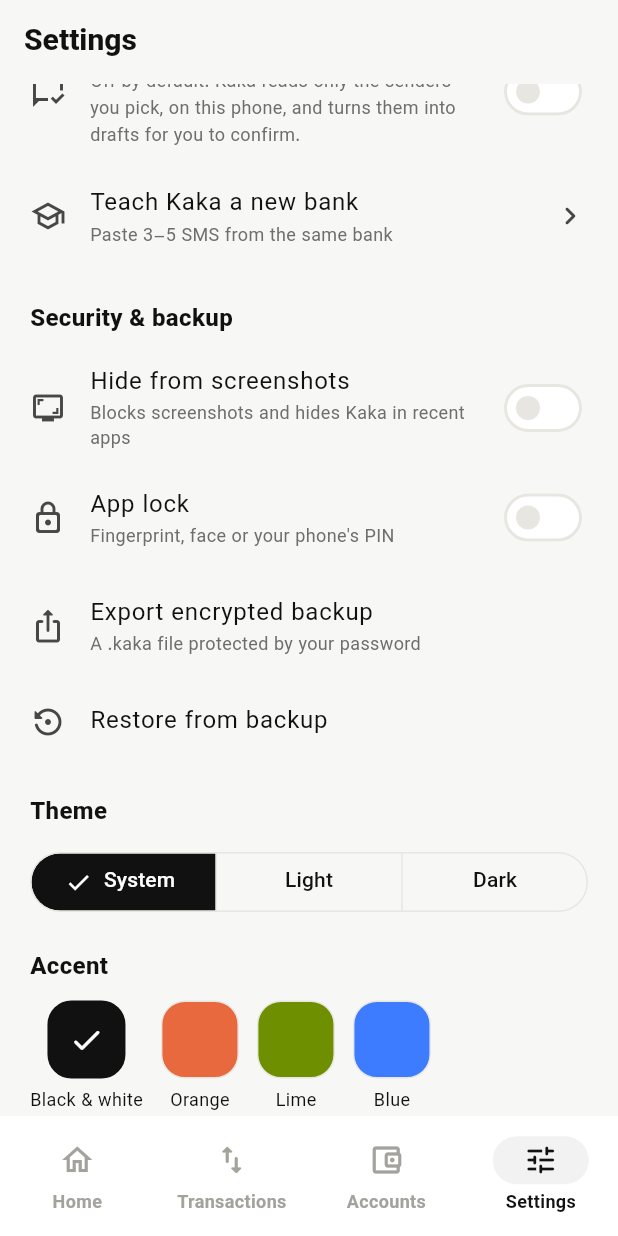
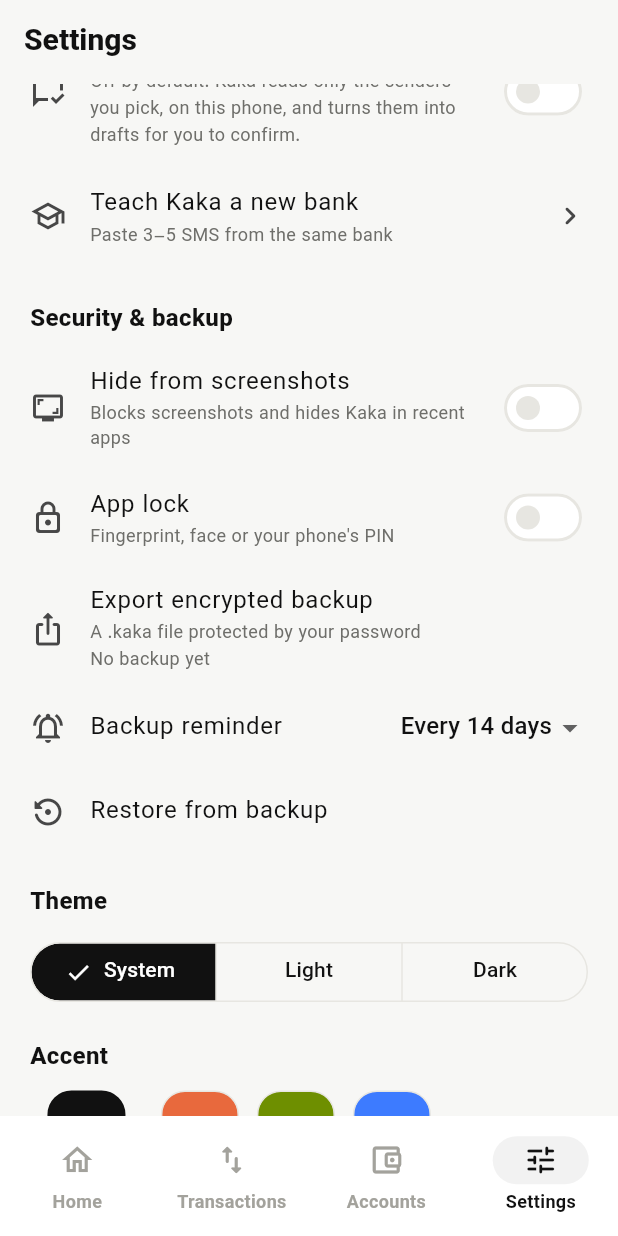
Before and after one commit to vahid75hj/kaka-app, a Flutter app: the SettingsScreen screen opened by its route, scrolled down 576 dp, on a phone screen of 412 x 824 dp. Run offline on Flutter 3.47's test engine with Material 3 defaults, Android fonts, the phone set to English and light mode, and no system bars; our stand-ins replace drift, file_picker, flutter_riverpod, flutter_secure_storage, go_router, local_auth and 2 more; missing offline and left inert: cryptography, sqlite3; accounts and stored records are empty; generated files the repository leaves out were written again.

Commit message:
feat(backup): reminder card on home (configurable, snooze), last backup date in settings

```diff
--- a/apps/kaka_mobile/lib/features/settings/settings_screen.dart
+++ b/apps/kaka_mobile/lib/features/settings/settings_screen.dart
@@ -24,6 +24,7 @@
     final l = context.l10n;
     final c = KakaColors.of(context);
     final s = ref.watch(settingsProvider);
+    final f = ref.watch(formatProvider);
     void update(AppSettings Function(AppSettings) f) => ref.read(settingsProvider.notifier).update(f);
 
     return Scaffold(
@@ -154,8 +155,25 @@
             contentPadding: EdgeInsets.zero,
             leading: const Icon(Icons.ios_share_rounded),
             title: Text(l.backupExport),
-            subtitle: Text(l.backupExportHint, style: TextStyle(color: c.textMuted, fontSize: 12)),
+            subtitle: Text(
+              '${l.backupExportHint}\n${s.lastBackupAt == null ? l.neverBackedUp : l.lastBackup(f.date(s.lastBackupAt!))}',
+              style: TextStyle(color: c.textMuted, fontSize: 12, height: 1.5),
+            ),
             onTap: () => exportBackup(context, ref),
+          ),
+          ListTile(
+            contentPadding: EdgeInsets.zero,
+            leading: const Icon(Icons.notifications_active_outlined),
+            title: Text(l.backupReminder),
+            trailing: DropdownButton<int>(
+              value: const [0, 7, 14, 30].contains(s.backupReminderDays) ? s.backupReminderDays : 14,
+              underline: const SizedBox.shrink(),
+              items: [
+                for (final d in const [0, 7, 14, 30])
+                  DropdownMenuItem(value: d, child: Text(d == 0 ? l.backupReminderOff : f.digits(l.everyNDays('$d')))),
+              ],
+              onChanged: (d) => update((s) => s.copyWith(backupReminderDays: d)),
+            ),
           ),
           ListTile(
             contentPadding: EdgeInsets.zero,
--- a/apps/kaka_mobile/lib/l10n/app_en.arb
+++ b/apps/kaka_mobile/lib/l10n/app_en.arb
@@ -342,5 +342,24 @@
     }
   },
   "smsBackgroundTitle": "Also when Kaka is closed",
-  "smsBackgroundBody": "Bank SMS from linked senders become drafts in the background, and you get a notification. Nothing is recorded until you confirm."
+  "smsBackgroundBody": "Bank SMS from linked senders become drafts in the background, and you get a notification. Nothing is recorded until you confirm.",
+  "backupDueTitle": "Time for a backup",
+  "backupDueBody": "Kaka keeps everything only on this phone. Save an encrypted backup somewhere safe.",
+  "backupNow": "Back up now",
+  "later": "Later",
+  "backupReminder": "Backup reminder",
+  "backupReminderOff": "Off",
+  "everyNDays": "Every {days} days",
+  "@everyNDays": {
+    "placeholders": {
+      "days": {}
+    }
+  },
+  "lastBackup": "Last backup: {date}",
+  "@lastBackup": {
+    "placeholders": {
+      "date": {}
+    }
+  },
+  "neverBackedUp": "No backup yet"
 }
--- a/apps/kaka_mobile/lib/l10n/gen/app_localizations.dart
+++ b/apps/kaka_mobile/lib/l10n/gen/app_localizations.dart
@@ -1579,6 +1579,60 @@
   /// In en, this message translates to:
   /// **'Bank SMS from linked senders become drafts in the background, and you get a notification. Nothing is recorded until you confirm.'**
   String get smsBackgroundBody;
+
+  /// No description provided for @backupDueTitle.
+  ///
+  /// In en, this message translates to:
+  /// **'Time for a backup'**
+  String get backupDueTitle;
+
+  /// No description provided for @backupDueBody.
+  ///
+  /// In en, this message translates to:
+  /// **'Kaka keeps everything only on this phone. Save an encrypted backup somewhere safe.'**
+  String get backupDueBody;
+
+  /// No description provided for @backupNow.
+  ///
+  /// In en, this message translates to:
+  /// **'Back up now'**
+  String get backupNow;
+
+  /// No description provided for @later.
+  ///
+  /// In en, this message translates to:
+  /// **'Later'**
+  String get later;
+
+  /// No description provided for @backupReminder.
+  ///
+  /// In en, this message translates to:
+  /// **'Backup reminder'**
+  String get backupReminder;
+
+  /// No description provided for @backupReminderOff.
+  ///
+  /// In en, this message translates to:
+  /// **'Off'**
+  String get backupReminderOff;
+
+  /// No description provided for @everyNDays.
+  ///
+  /// In en, this message translates to:
+  /// **'Every {days} days'**
+  String everyNDays(Object days);
+
+  /// No description provided for @lastBackup.
+  ///
+  /// In en, this message translates to:
+  /// **'Last backup: {date}'**
+  String lastBackup(Object date);
+
+  /// No description provided for @neverBackedUp.
+  ///
+  /// In en, this message translates to:
+  /// **'No backup yet'**
+  String get neverBackedUp;
 }
 
 class _AppLocalizationsDelegate extends LocalizationsDelegate<AppLocalizations> {
--- a/apps/kaka_mobile/lib/l10n/gen/app_localizations_en.dart
+++ b/apps/kaka_mobile/lib/l10n/gen/app_localizations_en.dart
@@ -804,4 +804,35 @@
   @override
   String get smsBackgroundBody =>
       'Bank SMS from linked senders become drafts in the background, and you get a notification. Nothing is recorded until you confirm.';
+
+  @override
+  String get backupDueTitle => 'Time for a backup';
+
+  @override
+  String get backupDueBody => 'Kaka keeps everything only on this phone. Save an encrypted backup somewhere safe.';
+
+  @override
+  String get backupNow => 'Back up now';
+
+  @override
+  String get later => 'Later';
+
+  @override
+  String get backupReminder => 'Backup reminder';
+
+  @override
+  String get backupReminderOff => 'Off';
+
+  @override
+  String everyNDays(Object days) {
+    return 'Every $days days';
+  }
+
+  @override
+  String lastBackup(Object date) {
+    return 'Last backup: $date';
+  }
+
+  @override
+  String get neverBackedUp => 'No backup yet';
 }
```
Also changed, not shown: apps/kaka_mobile/lib/features/backup/backup_actions.dart (+7 -1 lines), apps/kaka_mobile/lib/features/home/home_screen.dart (+52 -0 lines), apps/kaka_mobile/lib/l10n/app_fa.arb (+10 -1 lines), apps/kaka_mobile/lib/l10n/gen/app_localizations_fa.dart (+31 -0 lines), 2 other files.
